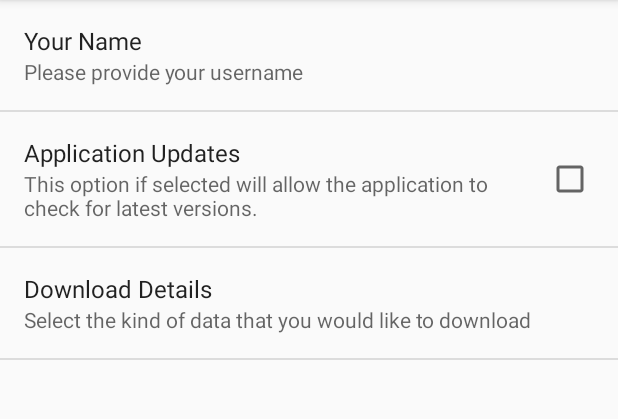
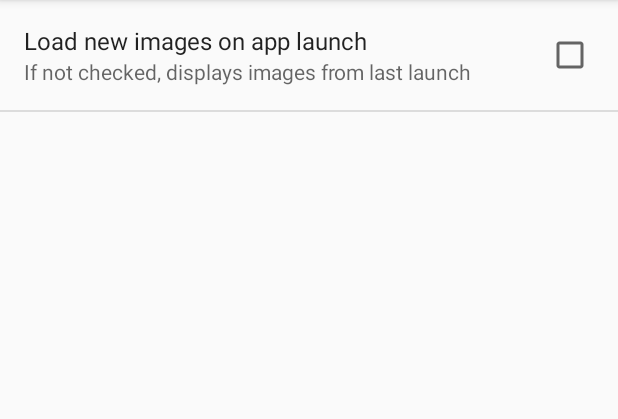
Before and after one commit to Vsevolod-Shustov/catimages, an Android app: the screen it shows after launch (MyPreferencesActivity), after a tap on "Preferences", on a phone screen of 412 x 824 dp, the part 84-503 px from its top. Run offline under Robolectric (Android 15) with nearby library versions, the phone set to English and light mode, and no system bars; our stand-ins replace Volley; network calls fail; pictures from the network do not load.

```diff
--- a/app/src/main/java/com/example/android/catimages/MainActivity.java
+++ b/app/src/main/java/com/example/android/catimages/MainActivity.java
@@ -35,12 +35,8 @@ import com.android.volley.VolleyError;
 import com.android.volley.toolbox.StringRequest;
 import com.android.volley.toolbox.Volley;
 
-import java.lang.reflect.Array;
 import java.util.ArrayList;
 import java.util.Arrays;
-import java.util.HashSet;
-import java.util.List;
-import java.util.Set;
 
 import static com.example.android.catimages.Parsers.parseXMLForTag;
 
@@ -62,8 +58,10 @@ public class MainActivity extends AppCompatActivity implements MyRecyclerViewAda
         super.onCreate(savedInstanceState);
         setContentView(R.layout.activity_main);
 
+        SharedPreferences prefs = this.getPreferences(Context.MODE_PRIVATE);
 
-        SharedPreferences prefs = this.getPreferences(Context.MODE_PRIVATE);
+        android.preference.PreferenceManager.setDefaultValues(this, R.xml.preferences, false);
+        SharedPreferences settings = android.preference.PreferenceManager.getDefaultSharedPreferences(this);
 
         requestQueue = Volley.newRequestQueue(getApplicationContext());
 
@@ -98,19 +96,22 @@ public class MainActivity extends AppCompatActivity implements MyRecyclerViewAda
             @Override
             public void onChanged(@Nullable ArrayList<String> imageUrls) {
                 adapter.setData(imageUrls);
-                Log.d("mytesttag", "data set to adapter:" + imageUrls);
+                //Log.d("mytesttag", "data set to adapter:" + imageUrls);
                 prefs.edit().putString("imageUrls", imageUrls.toString()).apply();
             }
         });
 
-        if (prefs.getString("imageUrls", null) != null) {
+        if (settings.getBoolean("loadNewImagesOnLaunch", false)) {
+            Log.d("mytesttag", "loadNewImagesOnLaunch is true, getting new images");
+            getNewImages();
+        } else if (prefs.getString("imageUrls", null) != null ) {
             Log.d("mytesttag", "restoring previous images");
 
             String sharedstring = prefs.getString("imageUrls", null);
-            Log.d("mytesttag", "sharedstring: " + sharedstring);
+            //Log.d("mytesttag", "sharedstring: " + sharedstring);
 
             ArrayList<String> sharedlist = new ArrayList<String>(Arrays.asList(sharedstring.replaceAll("^\\[|]$", "").split(", ")));
-            Log.d("mytesttag", "sharedlist: " + sharedlist);
+            //Log.d("mytesttag", "sharedlist: " + sharedlist);
 
             mModel.getImages().setValue(sharedlist);
         } else {
--- a/app/src/main/java/com/example/android/catimages/MyRecyclerViewAdapter.java
+++ b/app/src/main/java/com/example/android/catimages/MyRecyclerViewAdapter.java
@@ -43,7 +43,7 @@ public class MyRecyclerViewAdapter extends RecyclerView.Adapter<MyRecyclerViewAd
         ImageView imageView = holder.myImageView;
         String image = mData.get(position);
         ViewCompat.setTransitionName(holder.itemView, image);
-        Log.d("mytesttag", "recycler transition name set to " + image);
+        //Log.d("mytesttag", "recycler transition name set to " + image);
         Context recyclerviewContext = imageView.getContext();
         GlideApp.with(recyclerviewContext)
                 .load(image)
--- a/app/src/main/res/xml/preferences.xml
+++ b/app/src/main/res/xml/preferences.xml
@@ -1,16 +1,7 @@
 <?xml version="1.0" encoding="utf-8"?>
 <PreferenceScreen xmlns:android="http://schemas.android.com/apk/res/android">
-        <EditTextPreference android:title="Your Name"
-            android:key="username"
-            android:summary="Please provide your username"></EditTextPreference>
-        <CheckBoxPreference android:title="Application Updates"
+        <CheckBoxPreference android:title="Load new images on app launch"
             android:defaultValue="false"
-            android:summary="This option if selected will allow the application to check for latest versions."
-            android:key="applicationUpdates" />
-        <ListPreference     android:title="Download Details"
-            android:summary="Select the kind of data that you would like to download"
-            android:key="downloadType"
-            android:defaultValue="1"
-            android:entries="@array/listArray"
-            android:entryValues="@array/listValues" />
+            android:summary="If not checked, displays images from last launch"
+            android:key="loadNewImagesOnLaunch" />
 </PreferenceScreen>
```
